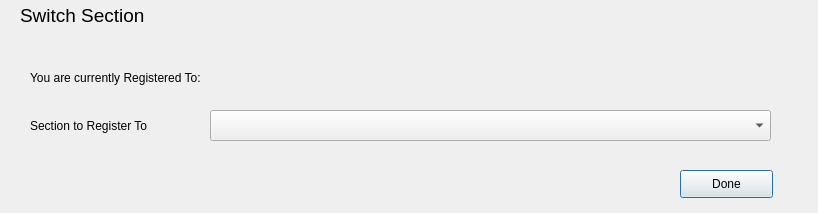
This is Graphics/UI/switchsection.ui in inexplicable01/saga as Qt 5 draws it before an edit. The edited form follows.
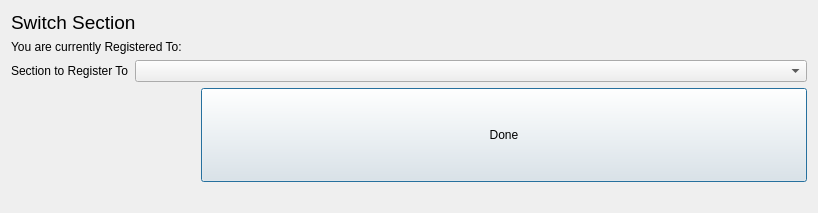
This is the edited form.

Diff of the .ui file:
```diff
--- a/Graphics/UI/switchsection.ui
+++ b/Graphics/UI/switchsection.ui
@@ -10,44 +10,18 @@
     <height>213</height>
    </rect>
   </property>
+  <property name="sizePolicy">
+   <sizepolicy hsizetype="Expanding" vsizetype="Expanding">
+    <horstretch>0</horstretch>
+    <verstretch>0</verstretch>
+   </sizepolicy>
+  </property>
   <property name="windowTitle">
    <string>File Information</string>
   </property>
-  <widget class="QComboBox" name="existingsectionbox">
-   <property name="enabled">
-    <bool>true</bool>
-   </property>
-   <property name="geometry">
-    <rect>
-     <x>210</x>
-     <y>110</y>
-     <width>561</width>
-     <height>31</height>
-    </rect>
-   </property>
-  </widget>
-  <widget class="QLabel" name="label_5">
-   <property name="geometry">
-    <rect>
-     <x>30</x>
-     <y>110</y>
-     <width>171</width>
-     <height>31</height>
-    </rect>
-   </property>
-   <property name="text">
-    <string>Section to Register To</string>
-   </property>
-  </widget>
+  <layout class="QGridLayout" name="gridLayout">
+   <item row="0" column="0" colspan="2">
   <widget class="QLabel" name="label_8">
-   <property name="geometry">
-    <rect>
-     <x>20</x>
-     <y>0</y>
-     <width>261</width>
-     <height>31</height>
-    </rect>
-   </property>
    <property name="font">
     <font>
      <pointsize>14</pointsize>
@@ -57,58 +31,56 @@
     <string>Switch Section</string>
    </property>
   </widget>
-  <widget class="QLabel" name="warninglbl">
-   <property name="geometry">
-    <rect>
-     <x>140</x>
-     <y>410</y>
-     <width>331</width>
-     <height>16</height>
-    </rect>
-   </property>
-   <property name="text">
-    <string/>
-   </property>
-  </widget>
+   </item>
+   <item row="1" column="0" colspan="2">
   <widget class="QLabel" name="label">
-   <property name="geometry">
-    <rect>
-     <x>30</x>
-     <y>70</y>
-     <width>211</width>
-     <height>16</height>
-    </rect>
-   </property>
    <property name="text">
     <string>You are currently Registered To:</string>
    </property>
   </widget>
+   </item>
+   <item row="1" column="2">
   <widget class="QLabel" name="cursectionlbl">
-   <property name="geometry">
-    <rect>
-     <x>280</x>
-     <y>70</y>
-     <width>211</width>
-     <height>16</height>
-    </rect>
-   </property>
    <property name="text">
     <string/>
    </property>
   </widget>
+   </item>
+   <item row="2" column="0">
+    <widget class="QLabel" name="label_5">
+     <property name="text">
+      <string>Section to Register To</string>
+     </property>
+    </widget>
+   </item>
+   <item row="2" column="1" colspan="3">
+    <widget class="QComboBox" name="existingsectionbox">
+     <property name="enabled">
+      <bool>true</bool>
+     </property>
+    </widget>
+   </item>
+   <item row="3" column="3">
   <widget class="QPushButton" name="donebttn">
-   <property name="geometry">
-    <rect>
-     <x>680</x>
-     <y>170</y>
-     <width>93</width>
-     <height>28</height>
-    </rect>
+     <property name="sizePolicy">
+      <sizepolicy hsizetype="Expanding" vsizetype="Expanding">
+       <horstretch>0</horstretch>
+       <verstretch>0</verstretch>
+      </sizepolicy>
    </property>
    <property name="text">
     <string>Done</string>
    </property>
   </widget>
+   </item>
+   <item row="4" column="0" colspan="3">
+    <widget class="QLabel" name="warninglbl">
+     <property name="text">
+      <string/>
+     </property>
+    </widget>
+   </item>
+  </layout>
  </widget>
  <resources/>
  <connections/>
```
Lines whose indentation alone changed are shown as unchanged.
